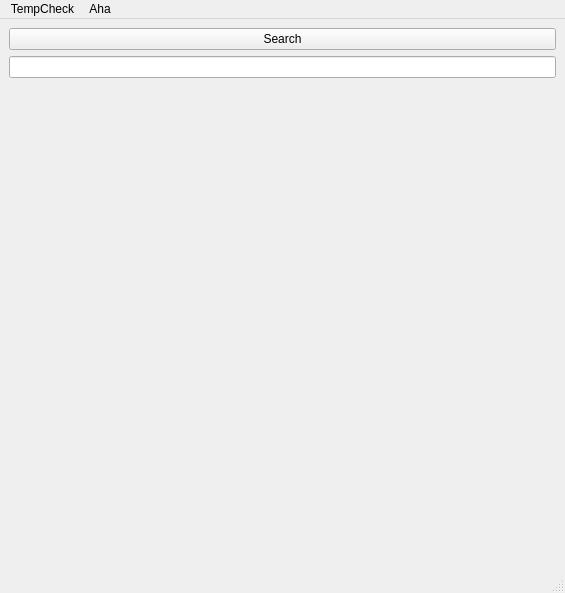
Old version of the form weatherapp.ui in the repository domysu/WeatherApp.
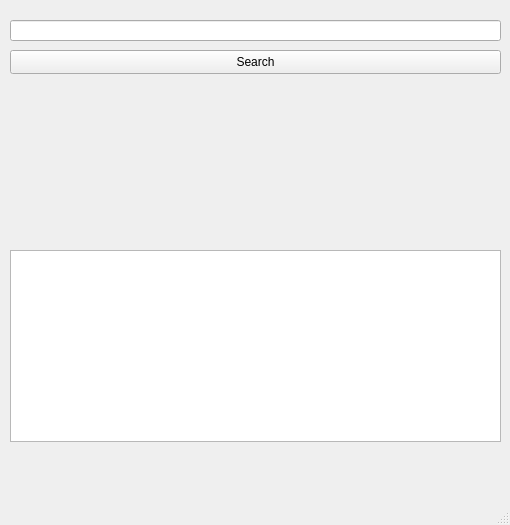
New version of the form.

Commit message: Added 5 day forecast

What changed in the file:
```diff
--- a/weatherapp.ui
+++ b/weatherapp.ui
@@ -6,24 +6,36 @@
    <rect>
     <x>0</x>
     <y>0</y>
-    <width>565</width>
-    <height>593</height>
+    <width>510</width>
+    <height>525</height>
    </rect>
   </property>
   <property name="windowTitle">
    <string>WeatherApp</string>
   </property>
   <widget class="QWidget" name="centralwidget">
-   <layout class="QVBoxLayout" name="verticalLayout">
-    <item>
      <widget class="QPushButton" name="searchButton">
+    <property name="geometry">
+     <rect>
+      <x>10</x>
+      <y>50</y>
+      <width>491</width>
+      <height>24</height>
+     </rect>
+    </property>
       <property name="text">
        <string>Search</string>
       </property>
      </widget>
-    </item>
-    <item>
      <widget class="QLineEdit" name="searchBar">
+    <property name="geometry">
+     <rect>
+      <x>10</x>
+      <y>20</y>
+      <width>491</width>
+      <height>21</height>
+     </rect>
+    </property>
       <property name="text">
        <string/>
       </property>
@@ -31,38 +43,43 @@
        <bool>true</bool>
       </property>
      </widget>
-    </item>
-    <item>
      <widget class="QLabel" name="searchInfo">
+    <property name="geometry">
+     <rect>
+      <x>10</x>
+      <y>90</y>
+      <width>491</width>
+      <height>121</height>
+     </rect>
+    </property>
       <property name="text">
        <string/>
       </property>
      </widget>
-    </item>
-   </layout>
-  </widget>
-  <widget class="QMenuBar" name="menubar">
+   <widget class="QListWidget" name="forecastList">
+    <property name="geometry">
+     <rect>
+      <x>10</x>
+      <y>250</y>
+      <width>491</width>
+      <height>192</height>
+     </rect>
+    </property>
+   </widget>
+   <widget class="QLabel" name="errorInfo">
    <property name="geometry">
     <rect>
-     <x>0</x>
-     <y>0</y>
-     <width>565</width>
-     <height>22</height>
-    </rect>
-   </property>
-   <widget class="QMenu" name="menuTemperatura">
-    <property name="title">
-     <string>TempCheck</string>
+      <x>30</x>
+      <y>460</y>
+      <width>71</width>
+      <height>16</height>
+     </rect>
+    </property>
+    <property name="text">
+     <string/>
     </property>
     <addaction name="actionAsile"/>
    </widget>
-   <widget class="QMenu" name="menuAha">
-    <property name="title">
-     <string>Aha</string>
-    </property>
-   </widget>
-   <addaction name="menuTemperatura"/>
-   <addaction name="menuAha"/>
   </widget>
   <widget class="QStatusBar" name="statusbar"/>
   <action name="actionAsile">
```
Left out of the diff: 1 changed line with no effect on the pictures. Lines whose indentation alone changed are shown as unchanged. The commit also changes 3 other files.
